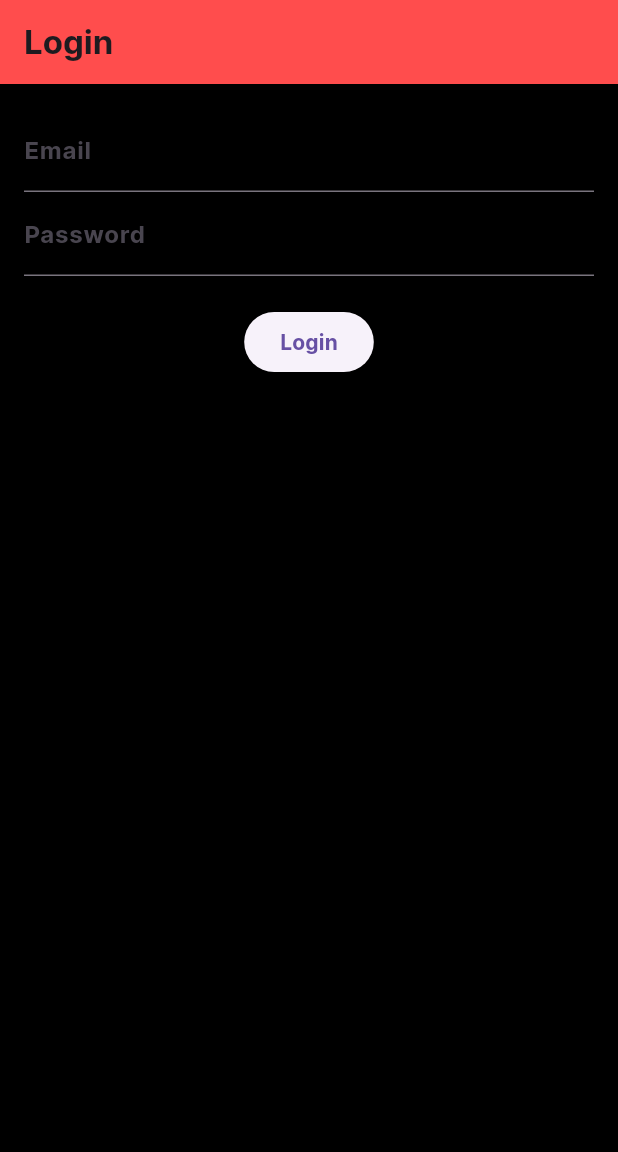
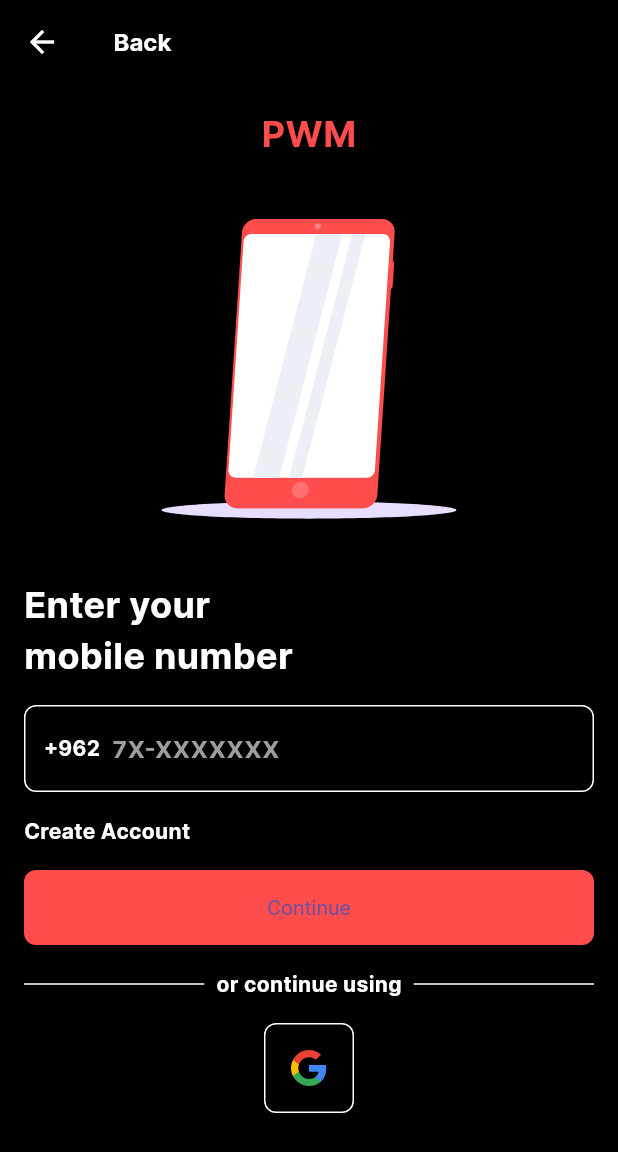
Before and after one commit to Akanksha-singa/MAD, a Flutter app: the screen it shows after launch, on a phone screen of 412 x 824 dp. Shown: the top 1152 px of the screen. Run offline on Flutter 3.47's test engine with Material 3 defaults, Android fonts, the phone set to English and light mode, and no system bars; our stand-ins replace firebase_auth, firebase_core, flutter_svg, google_fonts, google_sign_in; missing offline and left inert: country_pickers; accounts and stored records are empty.

Commit message:
Fixed login page

```diff
--- a/home/lib/firebase/auth_service.dart
+++ b/home/lib/firebase/auth_service.dart
@@ -23,9 +23,9 @@ class AuthService {
       return userCredential.user;
     } catch (e) {
       print('Error in signInWithGoogle: $e');
-      if (e is GoogleSignInException) {
-        print('Google Sign-In Exception: ${e.code}');
-      }
+      // if (e is GoogleSignInException) {
+      //   print('Google Sign-In Exception: ${e.code}');
+      // }
       rethrow;
     }
   }
--- a/home/lib/login_screen.dart
+++ b/home/lib/login_screen.dart
@@ -1,63 +1,198 @@
 import 'package:flutter/material.dart';
-import 'auth_service.dart';
-import 'home_screen.dart'; // Import the HomeScreen widget
+import 'package:flutter_svg/flutter_svg.dart';
+import 'settings_screen.dart';
+import 'create_account_four_screen.dart';
+import 'password_screen.dart';
+import 'package:home/firebase/auth_service.dart';
+import 'package:firebase_auth/firebase_auth.dart';
+import 'home_screen.dart';
 
-class LoginScreen extends StatefulWidget {
-  @override
-  _LoginScreenState createState() => _LoginScreenState();
-}
+class LoginScreen extends StatelessWidget {
+  LoginScreen({Key? key}) : super(key: key);
 
-class _LoginScreenState extends State<LoginScreen> {
-  final TextEditingController _emailController = TextEditingController();
-  final TextEditingController _passwordController = TextEditingController();
-  final AuthService _authService = AuthService();
-
-  void _login() async {
-    final email = _emailController.text;
-    final password = _passwordController.text;
-
-    try {
-      final user = await _authService.signIn(email, password);
-      print('Logged in successfully: $user');
-      Navigator.pushReplacement(
-        context,
-        MaterialPageRoute(builder: (context) => HomeScreen()),
-      );
-    } catch (e) {
-      print('Failed to log in: $e');
-      ScaffoldMessenger.of(context).showSnackBar(SnackBar(
-        content: Text('Failed to log in: $e'),
-      ));
-    }
-  }
+  final TextEditingController phoneNumberController = TextEditingController();
+  final AuthService authService = AuthService();
 
   @override
   Widget build(BuildContext context) {
     return Scaffold(
       appBar: AppBar(
-        title: Text('Login'),
+        backgroundColor: Colors.transparent,
+        elevation: 0,
+        leading: IconButton(
+          icon: Icon(Icons.arrow_back, color: Colors.white),
+          onPressed: () {
+            Navigator.of(context).pushReplacement(
+              MaterialPageRoute(builder: (context) => SettingsScreen()),
+            );
+          },
+        ),
+        title: Text(
+          " Back",
+          style: TextStyle(color: Colors.white, fontSize: 16),
+        ),
       ),
-      body: Padding(
-        padding: const EdgeInsets.all(16.0),
+      body: SingleChildScrollView(
+        padding: EdgeInsets.all(16),
         child: Column(
+          crossAxisAlignment: CrossAxisAlignment.start,
           children: [
-            TextField(
-              controller: _emailController,
-              decoration: InputDecoration(labelText: 'Email'),
+            Center(
+              child: Text(
+                "PWM",
+                style: TextStyle(
+                  color: Color(0xFFFF4D4D),
+                  fontSize: 24,
+                  fontWeight: FontWeight.bold,
+                ),
+              ),
             ),
-            TextField(
-              controller: _passwordController,
-              decoration: InputDecoration(labelText: 'Password'),
-              obscureText: true,
+            SizedBox(height: 40),
+            Center(
+              child: SvgPicture.asset(
+                  "assets/images/img_group_10.svg", height: 200),
             ),
-            SizedBox(height: 20),
+            SizedBox(height: 40),
+            Text(
+              "Enter your",
+              style: TextStyle(
+                color: Colors.white,
+                fontSize: 24,
+                fontWeight: FontWeight.bold,
+              ),
+            ),
+            Text(
+              "mobile number",
+              style: TextStyle(
+                color: Colors.white,
+                fontSize: 24,
+                fontWeight: FontWeight.bold,
+              ),
+            ),
+            SizedBox(height: 16),
+            _buildPhoneNumberInput(),
+            SizedBox(height: 16),
+            GestureDetector(
+              onTap: () {
+                Navigator.of(context).push(
+                  MaterialPageRoute(
+                      builder: (context) => CreateAccountFourScreen()),
+                );
+              },
+              child: Text(
+                "Create Account",
+                style: TextStyle(color: Colors.white),
+              ),
+            ),
+            SizedBox(height: 16),
             ElevatedButton(
-              onPressed: _login,
-              child: Text('Login'),
+              onPressed: () {
+                Navigator.of(context).push(
+                  MaterialPageRoute(builder: (context) => PasswordScreen()),
+                );
+              },
+              child: Text("Continue"),
+              style: ElevatedButton.styleFrom(
+                backgroundColor: Color(0xFFFF4D4D),
+                minimumSize: Size(double.infinity, 50),
+                shape: RoundedRectangleBorder(
+                  borderRadius: BorderRadius.circular(8),
+                ),
+                textStyle: TextStyle(color: Colors.white),
+              ),
+            ),
+            SizedBox(height: 16),
+            Row(
+              children: [
+                Expanded(child: Divider(color: Colors.white)),
+                Padding(
+                  padding: const EdgeInsets.symmetric(horizontal: 8),
+                  child: Text("or continue using",
+                      style: TextStyle(color: Colors.white)),
+                ),
+                Expanded(child: Divider(color: Colors.white)),
+              ],
+            ),
+            SizedBox(height: 16),
+            Row(
+              mainAxisAlignment: MainAxisAlignment.center,
+              children: [
+                _socialButton(
+                  "assets/images/img_google.svg",
+                      () async {
+                    User? user = await authService.signInWithGoogle();
+                    if (user != null) {
+                      print('Google Login successful: ${user.email}');
+                      // Navigate to the home screen
+                      Navigator.of(context).pushReplacement(
+                        MaterialPageRoute(builder: (context) => HomeScreen()),
+                      );
+                    } else {
+                      print('Google Login failed');
+                      // Show an error message to the user
+                      ScaffoldMessenger.of(context).showSnackBar(
+                        SnackBar(content: Text('Google Sign-In failed. Please try again.')),
+                      );
+                    }
+                  },
+                ),
+              ],
             ),
           ],
         ),
       ),
     );
   }
+
+  Widget _buildPhoneNumberInput() {
+    return Container(
+      padding: EdgeInsets.symmetric(horizontal: 12, vertical: 4),
+      decoration: BoxDecoration(
+        borderRadius: BorderRadius.circular(8),
+        border: Border.all(color: Colors.white),
+      ),
+      child: Row(
+        children: [
+          Text(
+            "+962",
+            style: TextStyle(color: Colors.white, fontSize: 14),
+          ),
+          SizedBox(width: 8),
+          Expanded(
+            child: TextField(
+              controller: phoneNumberController,
+              style: TextStyle(color: Colors.white),
+              keyboardType: TextInputType.phone,
+              decoration: InputDecoration(
+                hintText: "7X-XXXXXXX",
+                hintStyle: TextStyle(color: Colors.grey),
+                border: InputBorder.none,
+              ),
+            ),
+          ),
+        ],
+      ),
+    );
+  }
+
+  Widget _socialButton(String assetName, VoidCallback onTap) {
+    return GestureDetector(
+      onTap: onTap,
+      child: Container(
+        width: 60,
+        height: 60,
+        decoration: BoxDecoration(
+          border: Border.all(color: Colors.white),
+          borderRadius: BorderRadius.circular(8),
+        ),
+        child: Center(
+          child: SvgPicture.asset(
+            assetName,
+            width: 24,
+            height: 24,
+          ),
+        ),
+      ),
+    );
+  }
 }
```
Also changed, not shown: 1 other file.
